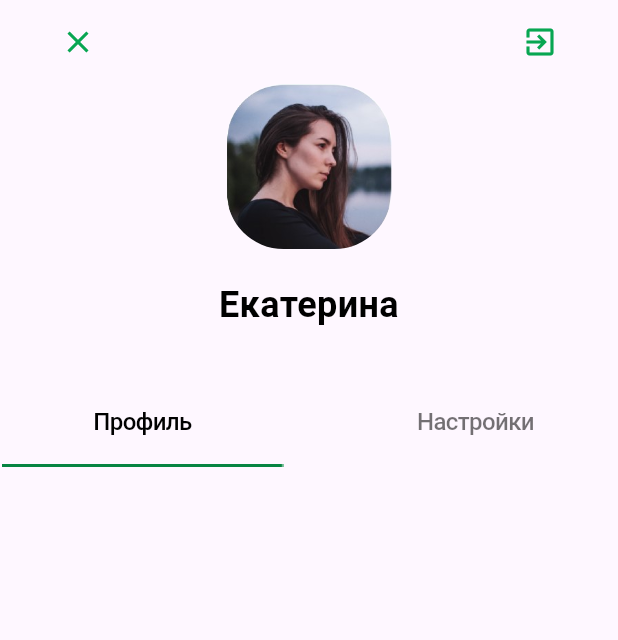
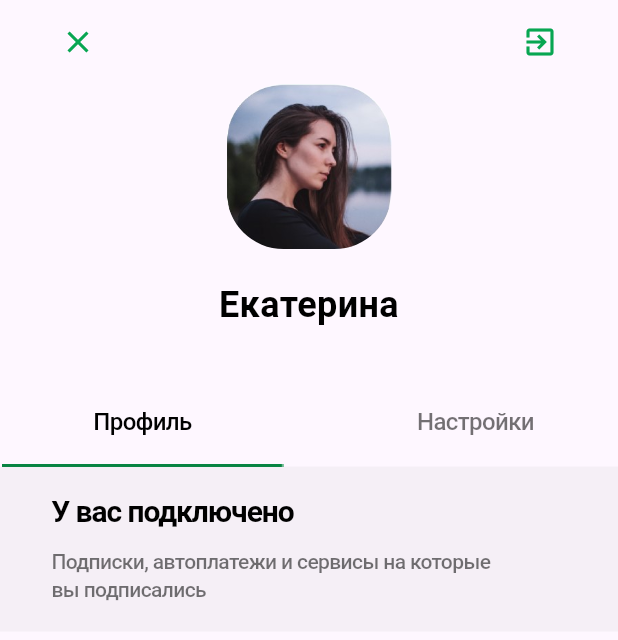
Before and after one commit to Zaharchenko-Tatiana/Flutter_Lab, a Flutter app: the screen it shows after launch, on a phone screen of 412 x 824 dp. Shown: the top 640 px of the screen. Run offline on Flutter 3.47's test engine with Material 3 defaults, Android fonts, the phone set to English and light mode, and no system bars; Roboto replaces fonts that are missing (SF Pro Display, SF Pro Text).

Commit message:
Add new color, subscriptions and tabs

```diff
--- a/lib/Colors.dart
+++ b/lib/Colors.dart
@@ -4,4 +4,5 @@ class Colors_add {
   static const ConstantColor =  Color(0xFF08A652);
   static const Text_unpressed =  Color(0x8C000000);
   static const Fon_button =  Color(0x14000000);
+  static const Fon_befor_tabs =  Color(0x148D8D8D);
 }
--- a/lib/main.dart
+++ b/lib/main.dart
@@ -1,4 +1,6 @@
 import 'package:flutter/material.dart';
+import 'package:flutter_app/subscriptions.dart';
+import 'package:flutter_app/tabs.dart';
 import 'Person.dart';
 import 'Colors.dart';
 
@@ -14,7 +16,6 @@ class MyApp extends StatelessWidget {
         debugShowCheckedModeBanner: false,
         home: Scaffold(
         appBar: AppBar(
-           /* mainAxisAlignment: MainAxisAlignment.spaceBetween,*/
             actions: <Widget>[
               Container(
                 margin: const EdgeInsets.symmetric(horizontal: 14.0),
@@ -41,64 +42,9 @@ class MyApp extends StatelessWidget {
         body: Column(
           children: [
             person(),
-
-
-      const SizedBox(height: 14),
-
-      Row(
-        mainAxisAlignment: MainAxisAlignment.spaceBetween,
-        children: <Widget>[
-          Container(
-            width: 190,
-            height: 56,
-            child:
-                const Center(
-            child: Text(
-              'Профиль',
-              textAlign: TextAlign.center,
-              style: TextStyle(
-                color: Colors.black,
-                fontSize: 16,
-                fontFamily: 'SF Pro Text',
-                fontWeight: FontWeight.w500,
-                height: 0.08,
-                letterSpacing: -0.40,
-              ),
-            ),
-                ),
-          ),
-
-          Container(
-            width: 190,
-            height: 56,
-            child:
-            const Center(
-              child: Text(
-              'Настройки',
-              textAlign: TextAlign.center,
-              style: TextStyle(
-                color: Colors_add.Text_unpressed,
-                fontSize: 16,
-                fontFamily: 'SF Pro Text',
-                fontWeight: FontWeight.w500,
-                height: 0.08,
-                letterSpacing: -0.40,
-              ),
-            ),
-          ),),
-          ],
-
-      ),
-
-          Row(
-            children: [
-              Container(
-                width: 190,
-                child: const Image(image: AssetImage('res/vector.jpg'),),
-              ),
-      ],
-          ),
-
+            const SizedBox(height: 14),
+            tabs(),
+            subscriptions(),
 
     ],
     ),
--- /dev/null
+++ b/lib/subscriptions.dart
@@ -0,0 +1,66 @@
+import 'package:flutter/cupertino.dart';
+import 'package:flutter/material.dart';
+
+import 'Colors.dart';
+
+Widget subscriptions() {
+  return Column
+    (
+    children: [
+    Container(
+    color: Colors_add.Fon_befor_tabs,
+      height: 110,
+      width: double.maxFinite,
+      child: const Column(
+        children: [
+          SizedBox(height: 30),
+      SizedBox(
+        width: 343,
+        child: Text(
+          'У вас подключено',
+          style: TextStyle(
+            color: Colors.black,
+            fontSize: 20,
+            fontFamily: 'SF Pro Text',
+            fontWeight: FontWeight.w700,
+            height: 0.06,
+            letterSpacing: -0.70,
+          ),
+        ),
+      ),
+          SizedBox(height: 32),
+          SizedBox(
+            width: 343,
+            child: Text(
+              'Подписки, автоплатежи и сервисы на которые',
+              style: TextStyle(
+                color: Colors_add.Text_unpressed,
+                fontSize: 14,
+                fontFamily: 'SF Pro Text',
+                fontWeight: FontWeight.w500,
+                height: 0.09,
+                letterSpacing: -0.42,
+              ),
+            ),
+          ),
+          SizedBox(height: 18),
+          SizedBox(
+            width: 343,
+            child: Text(
+              'вы подписались',
+              style: TextStyle(
+                color: Colors_add.Text_unpressed,
+                fontSize: 14,
+                fontFamily: 'SF Pro Text',
+                fontWeight: FontWeight.w500,
+                height: 0.09,
+                letterSpacing: -0.42,
+              ),
+            ),
+          )
+    ],
+    ),
+    ),
+    ],
+  );
+}
--- /dev/null
+++ b/lib/tabs.dart
@@ -0,0 +1,65 @@
+import 'package:flutter/cupertino.dart';
+import 'package:flutter/material.dart';
+
+import 'Colors.dart';
+
+Widget tabs() {
+  return const Column
+    (
+    children:[
+    Row(
+      mainAxisAlignment: MainAxisAlignment.spaceBetween,
+      children: <Widget>[
+        SizedBox(
+          width: 190,
+          height: 56,
+          child:
+          Center(
+            child: Text(
+              'Профиль',
+              textAlign: TextAlign.center,
+              style: TextStyle(
+                color: Colors.black,
+                fontSize: 16,
+                fontFamily: 'SF Pro Text',
+                fontWeight: FontWeight.w500,
+                height: 0.08,
+                letterSpacing: -0.40,
+              ),
+            ),
+          ),
+        ),
+
+        SizedBox(
+          width: 190,
+          height: 56,
+          child:
+          Center(
+            child: Text(
+              'Настройки',
+              textAlign: TextAlign.center,
+              style: TextStyle(
+                color: Colors_add.Text_unpressed,
+                fontSize: 16,
+                fontFamily: 'SF Pro Text',
+                fontWeight: FontWeight.w500,
+                height: 0.08,
+                letterSpacing: -0.40,
+              ),
+            ),
+          ),),
+      ],
+
+    ),
+
+    Row(
+      children: [
+        SizedBox(
+          width: 190,
+          child: Image(image: AssetImage('res/vector.jpg'),),
+        ),
+      ],
+    ),
+  ],
+  );
+}
```
